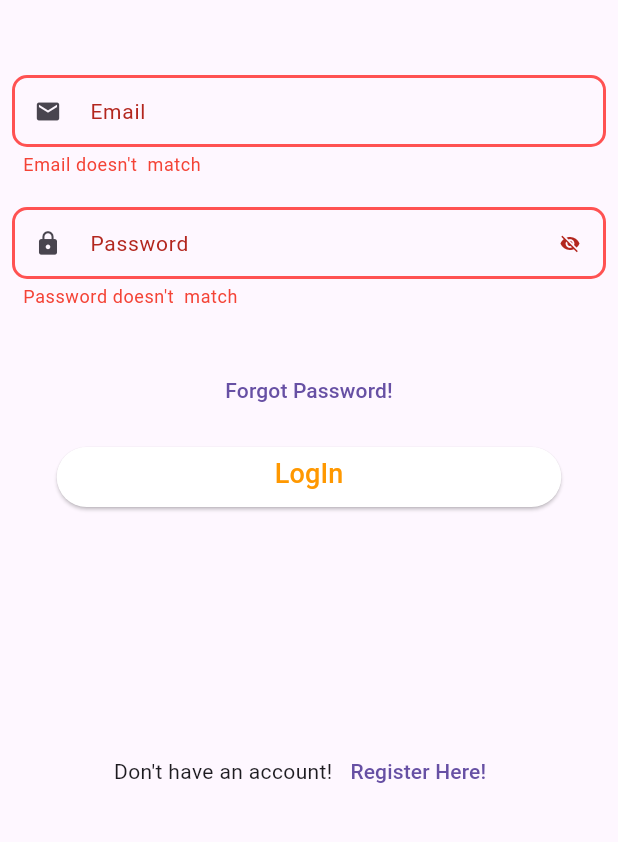
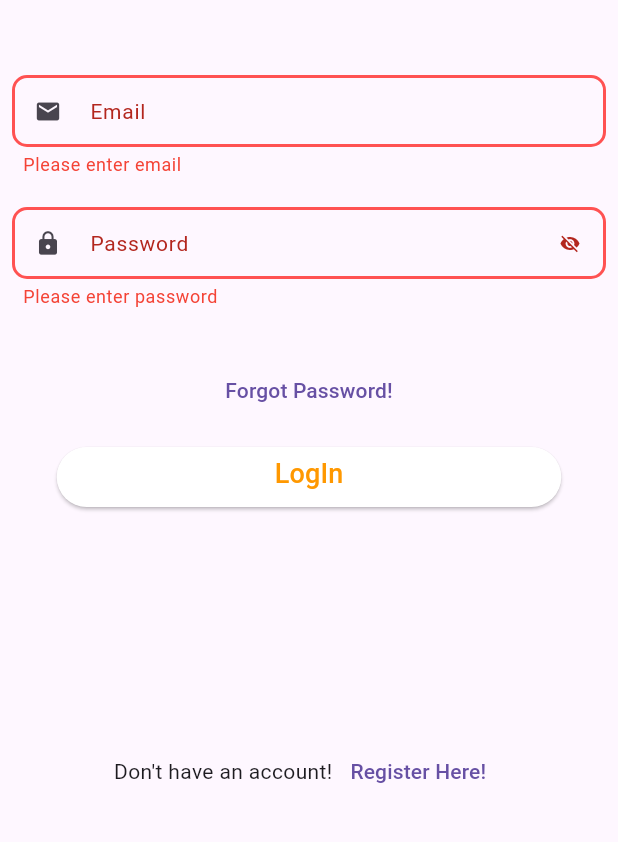
Before and after one commit to forhad35/kodeeo_app, a Flutter app: the Login screen opened directly, after a tap on "LogIn", on a phone screen of 412 x 824 dp, the part 351-1193 px from its top. Run offline on Flutter 3.47's test engine with Material 2 defaults, Android fonts, the phone set to English and light mode, and no system bars; our stand-ins replace animated_splash_screen, carousel_slider, floating_bottom_navigation_bar, flutter_svg, font_awesome_flutter, full_screen_image and 3 more; missing offline and left inert: dart:ffi; accounts and stored records are empty; network calls fail.

Commit message:
login validation , change pass input filed update conflict

```diff
--- a/lib/pages/login.dart
+++ b/lib/pages/login.dart
@@ -57,7 +57,10 @@ String? helper ;
               TextFormField(
                 controller: _EmailController,
                 validator: (value){
-                  if(value != email){
+
+                  if(value == ""){
+                    return " Please enter email";
+                  }else if(value != email){
                      return " Email doesn't  match";
                   }
                   return null;
@@ -101,7 +104,9 @@ String? helper ;
               ),
               TextFormField(
                 validator: (value){
-                  if(value != pass){
+                  if(value == ""){
+                    return " Please enter password";
+                  }else if(value != pass){
                     return " Password doesn't  match";
                   }
                 },
```
Also changed, not shown: lib/widgets/profile_info2.dart (+9 -3 lines).
